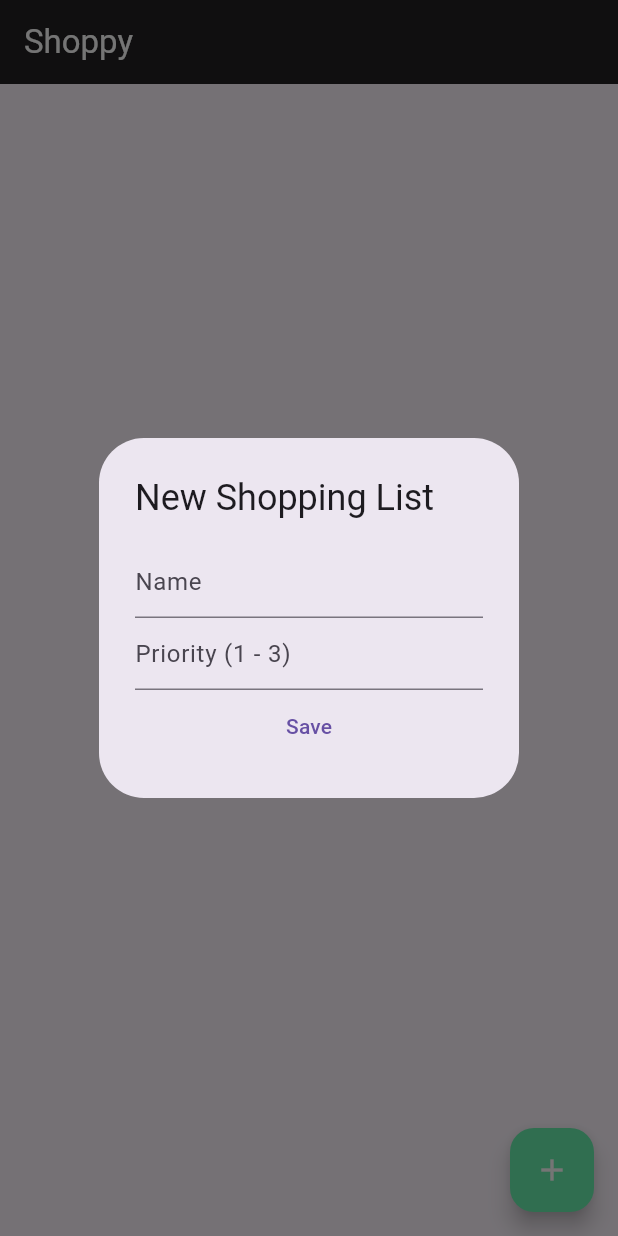
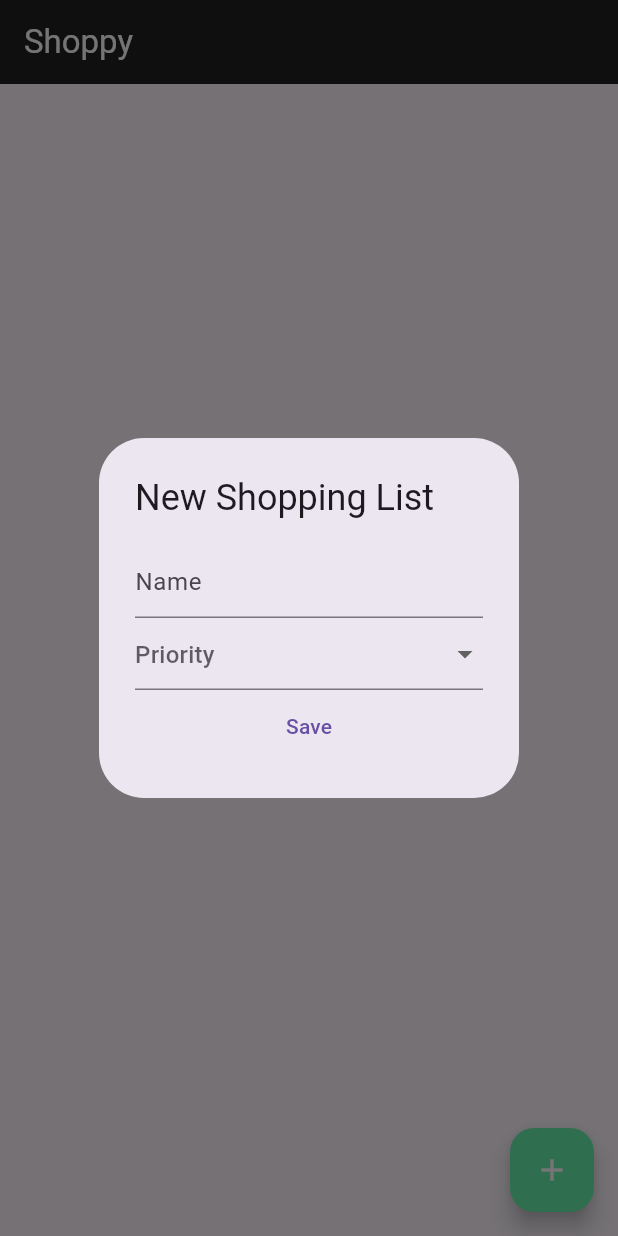
Before and after one commit to anasassad/Shoppy, a Flutter app: the screen it shows after launch, after a tap on the "add" icon, on a phone screen of 412 x 824 dp. Run offline on Flutter 3.47's test engine with Material 3 defaults, Android fonts, the phone set to English and light mode, and no system bars; our stand-ins replace sqflite; accounts and stored records are empty.

Commit message:
Replace TextField with DropDownButtonFormField to force user to chosen priority

```diff
--- a/lib/ui/shopping_list_dialog.dart
+++ b/lib/ui/shopping_list_dialog.dart
@@ -4,7 +4,7 @@ import 'package:shoppy/models/shopping_list.dart';
 
 class ShoppingListDialog {
   final txtName = TextEditingController();
-  final txtPriority = TextEditingController();
+  int? txtPriority = 1;
 
   Widget buildDialog(
       BuildContext context, ShoppingList shoppingList, bool isNew) {
@@ -12,7 +12,10 @@ class ShoppingListDialog {
 
     if (!isNew) {
       txtName.text = shoppingList.name;
-      txtPriority.text = shoppingList.priority.toString();
+      txtPriority = shoppingList.priority;
+    } else {
+      txtName.text = '';
+      txtPriority = null;
     }
 
     return AlertDialog(
@@ -25,16 +28,23 @@ class ShoppingListDialog {
               controller: txtName,
               decoration: const InputDecoration(hintText: 'Name'),
             ),
-            TextField(
-              controller: txtPriority,
-              keyboardType: TextInputType.number,
-              decoration: const InputDecoration(hintText: 'Priority (1 - 3)'),
+            DropdownButtonFormField(
+              value: txtPriority,
+              decoration: const InputDecoration(hintText: 'Priority'),
+              items: List.generate(
+                  3,
+                  (index) => DropdownMenuItem(
+                        value: index + 1,
+                        child: Text('${index + 1}'),
+                      )),
+              onChanged: (value) {
+                txtPriority = value!;
+              },
             ),
             TextButton(
                 onPressed: () {
                   shoppingList.name = txtName.text;
-                  shoppingList.priority = int.parse(txtPriority.text);
-                  print(shoppingList.toMap());
+                  shoppingList.priority = txtPriority!;
                   helper.insertList(shoppingList);
                   Navigator.pop(context);
                 },
```
